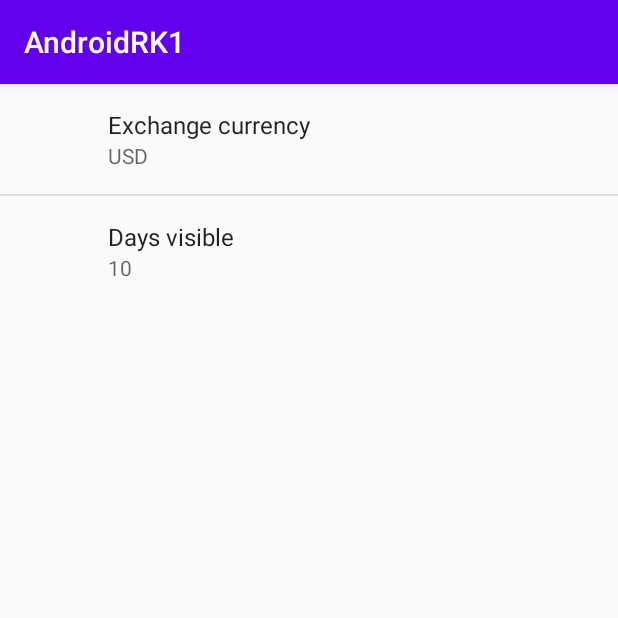
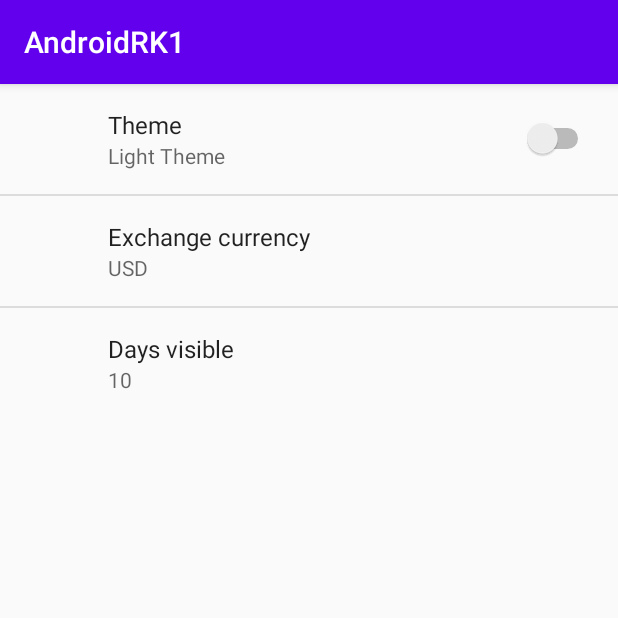
Before and after one commit to AleksMa/AndroidRKs, an Android app: the screen it shows after launch (SettingsActivity), after a tap on "TODO", on a phone screen of 412 x 824 dp, the top half of it. Run offline under Robolectric (Android 15) with nearby library versions, the phone set to English and light mode, and no system bars; our stand-ins replace androidx.preference, navigation-ui; 1 statement that could not run was skipped.

Commit message:
add dark theme

```diff
--- a/RK1/app/src/main/java/com/bmstu/iu9/swimrunners/androidrk1/activities/MainActivity.kt
+++ b/RK1/app/src/main/java/com/bmstu/iu9/swimrunners/androidrk1/activities/MainActivity.kt
@@ -1,10 +1,10 @@
 package com.bmstu.iu9.swimrunners.androidrk1.activities
 
 import android.content.Intent
+import android.content.SharedPreferences
 import android.os.Bundle
 import android.view.Menu
 import android.view.MenuItem
-import android.widget.Toast
 import androidx.activity.viewModels
 import androidx.appcompat.app.AppCompatActivity
 import androidx.navigation.findNavController
@@ -12,21 +12,21 @@ import androidx.navigation.fragment.NavHostFragment
 import androidx.navigation.ui.AppBarConfiguration
 import androidx.navigation.ui.navigateUp
 import androidx.navigation.ui.setupActionBarWithNavController
+import androidx.preference.PreferenceManager
 import com.bmstu.iu9.swimrunners.androidrk1.R
 import com.bmstu.iu9.swimrunners.androidrk1.fragments.ListFragment
 import com.bmstu.iu9.swimrunners.androidrk1.viewModels.RestCoinViewModel
 import com.google.android.material.floatingactionbutton.FloatingActionButton
 
-
-class MainActivity : AppCompatActivity() {
+class MainActivity : AppCompatActivity(), ThemeCustomizable {
     private lateinit var appBarConfiguration: AppBarConfiguration
 
     private val vm: RestCoinViewModel by viewModels()
 
     private lateinit var fab: FloatingActionButton
 
-
     override fun onCreate(savedInstanceState: Bundle?) {
+        applyTheme(PreferenceManager.getDefaultSharedPreferences(application))
         super.onCreate(savedInstanceState)
         setContentView(R.layout.activity_main)
 
@@ -62,4 +62,12 @@ class MainActivity : AppCompatActivity() {
 
         return super.onOptionsItemSelected(item)
     }
+
+    override fun applyTheme(prefs: SharedPreferences) {
+        if (prefs.getBoolean(getString(R.string.theme_preference_key), false)) {
+            setTheme(R.style.AppThemeDark)
+        } else {
+            setTheme(R.style.AppTheme)
+        }
+    }
 }
--- a/RK1/app/src/main/java/com/bmstu/iu9/swimrunners/androidrk1/activities/SettingsActivity.kt
+++ b/RK1/app/src/main/java/com/bmstu/iu9/swimrunners/androidrk1/activities/SettingsActivity.kt
@@ -1,12 +1,23 @@
 package com.bmstu.iu9.swimrunners.androidrk1.activities
 
+import android.content.SharedPreferences
+import android.os.Bundle
 import androidx.appcompat.app.AppCompatActivity
-import android.os.Bundle
+import androidx.preference.PreferenceManager
 import com.bmstu.iu9.swimrunners.androidrk1.R
 
-class SettingsActivity : AppCompatActivity() {
+class SettingsActivity : AppCompatActivity(), ThemeCustomizable {
     override fun onCreate(savedInstanceState: Bundle?) {
+        applyTheme(PreferenceManager.getDefaultSharedPreferences(application))
         super.onCreate(savedInstanceState)
         setContentView(R.layout.activity_settings)
     }
+
+    override fun applyTheme(prefs: SharedPreferences) {
+        if (prefs.getBoolean(getString(R.string.theme_preference_key), false)) {
+            setTheme(R.style.AppThemeDark)
+        } else {
+            setTheme(R.style.AppTheme)
+        }
+    }
 }
--- /dev/null
+++ b/RK1/app/src/main/java/com/bmstu/iu9/swimrunners/androidrk1/activities/ThemeCustomizable.kt
@@ -0,0 +1,7 @@
+package com.bmstu.iu9.swimrunners.androidrk1.activities
+
+import android.content.SharedPreferences
+
+interface ThemeCustomizable {
+    fun applyTheme(prefs: SharedPreferences)
+}
--- a/RK1/app/src/main/java/com/bmstu/iu9/swimrunners/androidrk1/fragments/SettingsFragment.kt
+++ b/RK1/app/src/main/java/com/bmstu/iu9/swimrunners/androidrk1/fragments/SettingsFragment.kt
@@ -5,11 +5,17 @@ import android.widget.Toast
 import androidx.preference.EditTextPreference
 import androidx.preference.Preference
 import androidx.preference.PreferenceFragmentCompat
+import androidx.preference.SwitchPreference
 import com.bmstu.iu9.swimrunners.androidrk1.R
 
 class SettingsFragment : PreferenceFragmentCompat() {
     override fun onCreatePreferences(savedInstanceState: Bundle?, rootKey: String?) {
         setPreferencesFromResource(R.xml.preferences, rootKey)
+        findPreference<SwitchPreference>(
+            getString(R.string.theme_preference_key)
+        )?.setOnPreferenceChangeListener { p, v ->
+            onPreferenceChange(p, v)
+        }
         findPreference<EditTextPreference>(
             getString(R.string.days_preference_key)
         )?.setOnPreferenceChangeListener { p, v ->
@@ -33,6 +39,10 @@ class SettingsFragment : PreferenceFragmentCompat() {
                 ).show()
                 return false
             }
+        } else if (preference.key == getString(R.string.theme_preference_key)) {
+            Toast.makeText(
+                context, "Reload the app to update the theme", Toast.LENGTH_SHORT
+            ).show()
         }
         return true
     }
--- a/RK1/app/src/main/res/values/colors.xml
+++ b/RK1/app/src/main/res/values/colors.xml
@@ -1,6 +1,10 @@
 <?xml version="1.0" encoding="utf-8"?>
 <resources>
-    <color name="colorPrimary">#6200EE</color>
-    <color name="colorPrimaryDark">#3700B3</color>
-    <color name="colorAccent">#03DAC5</color>
+    <color name="colorPrimary1">#6200EE</color>
+    <color name="colorPrimaryDark1">#3700B3</color>
+    <color name="colorAccent1">#03DAC5</color>
+    <color name="colorPrimary2">#212121</color>
+    <color name="colorPrimaryDark2">#121212</color>
+    <color name="colorAccent2">#1db954</color>
+    <color name="white">#fff</color>
 </resources>
--- a/RK1/app/src/main/res/values/dimens.xml
+++ b/RK1/app/src/main/res/values/dimens.xml
@@ -1,15 +1,12 @@
 <?xml version="1.0" encoding="utf-8"?>
 <resources>
-    <!--
-    Because the window insets on round devices are larger than 15dp, this padding only applies
-    to square screens.
-    -->
     <dimen name="box_inset_layout_padding">0dp</dimen>
-
-    <!--
-    This padding applies to both square and round screens. The total padding between the buttons
-    and the window insets is box_inset_layout_padding (above variable) on square screens and
-    inner_frame_layout_padding (below variable) on round screens.
-    -->
     <dimen name="inner_frame_layout_padding">5dp</dimen>
+    <dimen name="text_size">20sp</dimen>
+    <dimen name="text_size_s">16sp</dimen>
+    <dimen name="spacing_l">32dp</dimen>
+    <dimen name="spacing_m">16dp</dimen>
+    <dimen name="spacing_s">8dp</dimen>
+    <dimen name="spacing_xs">4dp</dimen>
+    <dimen name="border_radius">4dp</dimen>
 </resources>
--- a/RK1/app/src/main/res/values/dimensions.xml
+++ /dev/null
@@ -1,10 +0,0 @@
-<?xml version="1.0" encoding="utf-8"?>
-<resources>
-    <dimen name="text_size">20sp</dimen>
-    <dimen name="text_size_s">16sp</dimen>
-    <dimen name="spacing_l">32dp</dimen>
-    <dimen name="spacing_m">16dp</dimen>
-    <dimen name="spacing_s">8dp</dimen>
-    <dimen name="spacing_xs">4dp</dimen>
-    <dimen name="border_radius">4dp</dimen>
-</resources>
--- a/RK1/app/src/main/res/values/strings.xml
+++ b/RK1/app/src/main/res/values/strings.xml
@@ -27,6 +27,10 @@
     <string name="days_preference_key">days_preference</string>
     <string name="days_preference_title">Days visible</string>
     <string name="days_preference_default_value">10</string>
+    <string name="light_theme">Light Theme</string>
+    <string name="dark_theme">Dark Theme</string>
+    <string name="theme_preference_key">theme_preference</string>
+    <string name="theme">Theme</string>
 
     <!--    Other-->
     <string name="choose_crypto_type">Choose crypto type</string>
--- a/RK1/app/src/main/res/values/styles.xml
+++ b/RK1/app/src/main/res/values/styles.xml
@@ -1,10 +1,16 @@
 <resources>
-    <!-- Base application theme. -->
+
     <style name="AppTheme" parent="Theme.AppCompat.Light.DarkActionBar">
-        <!-- Customize your theme here. -->
-        <item name="colorPrimary">@color/colorPrimary</item>
-        <item name="colorPrimaryDark">@color/colorPrimaryDark</item>
-        <item name="colorAccent">@color/colorAccent</item>
+        <item name="colorPrimary">@color/colorPrimary1</item>
+        <item name="colorPrimaryDark">@color/colorPrimaryDark1</item>
+        <item name="colorAccent">@color/colorAccent1</item>
+    </style>
+
+    <style name="AppThemeDark" parent="Theme.AppCompat">
+        <item name="colorPrimary">@color/colorPrimary2</item>
+        <item name="colorPrimaryDark">@color/colorPrimaryDark2</item>
+        <item name="colorAccent">@color/colorAccent2</item>
+        <item name="android:textColor">@color/white</item>
     </style>
 
 </resources>
--- a/RK1/app/src/main/res/xml/preferences.xml
+++ b/RK1/app/src/main/res/xml/preferences.xml
@@ -1,4 +1,15 @@
-<PreferenceScreen xmlns:app="http://schemas.android.com/apk/res-auto">
+<PreferenceScreen xmlns:android="http://schemas.android.com/apk/res/android"
+    xmlns:app="http://schemas.android.com/apk/res-auto">
+
+    <PreferenceCategory>
+
+        <SwitchPreference
+            android:title="@string/theme"
+            app:key="@string/theme_preference_key"
+            app:summaryOff="@string/light_theme"
+            app:summaryOn="@string/dark_theme" />
+
+    </PreferenceCategory>
 
     <PreferenceCategory>
 
```
